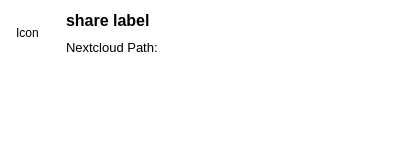
Qt form src/gui/sharedialog.ui (nextmcloud/desktop) before a commit.
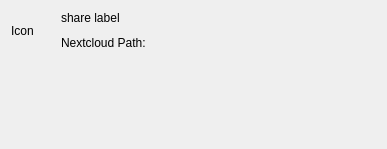
The same form after that commit.

What changed in the file:
```diff
--- a/src/gui/sharedialog.ui
+++ b/src/gui/sharedialog.ui
@@ -6,97 +6,33 @@
    <rect>
     <x>0</x>
     <y>0</y>
-    <width>401</width>
-    <height>180</height>
+    <width>391</width>
+    <height>222</height>
    </rect>
   </property>
   <property name="sizePolicy">
-   <sizepolicy hsizetype="Fixed" vsizetype="Preferred">
+   <sizepolicy hsizetype="Preferred" vsizetype="Expanding">
     <horstretch>0</horstretch>
     <verstretch>0</verstretch>
    </sizepolicy>
   </property>
-  <property name="palette">
-   <palette>
-    <active>
-     <colorrole role="Base">
-      <brush brushstyle="SolidPattern">
-       <color alpha="255">
-        <red>255</red>
-        <green>255</green>
-        <blue>255</blue>
-       </color>
-      </brush>
-     </colorrole>
-     <colorrole role="Window">
-      <brush brushstyle="SolidPattern">
-       <color alpha="255">
-        <red>255</red>
-        <green>255</green>
-        <blue>255</blue>
-       </color>
-      </brush>
-     </colorrole>
-    </active>
-    <inactive>
-     <colorrole role="Base">
-      <brush brushstyle="SolidPattern">
-       <color alpha="255">
-        <red>255</red>
-        <green>255</green>
-        <blue>255</blue>
-       </color>
-      </brush>
-     </colorrole>
-     <colorrole role="Window">
-      <brush brushstyle="SolidPattern">
-       <color alpha="255">
-        <red>255</red>
-        <green>255</green>
-        <blue>255</blue>
-       </color>
-      </brush>
-     </colorrole>
-    </inactive>
-    <disabled>
-     <colorrole role="Base">
-      <brush brushstyle="SolidPattern">
-       <color alpha="255">
-        <red>255</red>
-        <green>255</green>
-        <blue>255</blue>
-       </color>
-      </brush>
-     </colorrole>
-     <colorrole role="Window">
-      <brush brushstyle="SolidPattern">
-       <color alpha="255">
-        <red>255</red>
-        <green>255</green>
-        <blue>255</blue>
-       </color>
-      </brush>
-     </colorrole>
-    </disabled>
-   </palette>
-  </property>
   <layout class="QVBoxLayout" name="shareDialogVerticalLayout">
+   <property name="spacing">
+    <number>9</number>
+   </property>
    <property name="sizeConstraint">
     <enum>QLayout::SetFixedSize</enum>
    </property>
-   <property name="leftMargin">
-    <number>16</number>
-   </property>
-   <property name="rightMargin">
-    <number>16</number>
+   <property name="bottomMargin">
+    <number>24</number>
    </property>
    <item>
     <layout class="QVBoxLayout" name="verticalLayout">
      <property name="spacing">
-      <number>8</number>
+      <number>6</number>
      </property>
      <property name="sizeConstraint">
-      <enum>QLayout::SetFixedSize</enum>
+      <enum>QLayout::SetDefaultConstraint</enum>
      </property>
      <item>
       <layout class="QGridLayout" name="gridLayout" rowstretch="0,0" columnstretch="0,0">
@@ -112,72 +48,6 @@
        <property name="spacing">
         <number>10</number>
        </property>
-       <item row="0" column="1">
-        <widget class="QLabel" name="label_name">
-         <property name="sizePolicy">
-          <sizepolicy hsizetype="Minimum" vsizetype="Maximum">
-           <horstretch>0</horstretch>
-           <verstretch>0</verstretch>
-          </sizepolicy>
-         </property>
-         <property name="minimumSize">
-          <size>
-           <width>315</width>
-           <height>0</height>
-          </size>
-         </property>
-         <property name="font">
-          <font>
-           <family>Segoe UI</family>
-           <pointsize>12</pointsize>
-           <weight>75</weight>
-           <bold>true</bold>
-          </font>
-         </property>
-         <property name="text">
-          <string>share label</string>
-         </property>
-         <property name="textFormat">
-          <enum>Qt::PlainText</enum>
-         </property>
-         <property name="wordWrap">
-          <bool>true</bool>
-         </property>
-        </widget>
-       </item>
-       <item row="1" column="1">
-        <widget class="QLabel" name="label_sharePath">
-         <property name="sizePolicy">
-          <sizepolicy hsizetype="Minimum" vsizetype="Maximum">
-           <horstretch>0</horstretch>
-           <verstretch>0</verstretch>
-          </sizepolicy>
-         </property>
-         <property name="minimumSize">
-          <size>
-           <width>315</width>
-           <height>0</height>
-          </size>
-         </property>
-         <property name="font">
-          <font>
-           <family>Segoe UI</family>
-           <pointsize>10</pointsize>
-           <weight>50</weight>
-           <bold>false</bold>
-          </font>
-         </property>
-         <property name="text">
-          <string>Nextcloud Path:</string>
-         </property>
-         <property name="textFormat">
-          <enum>Qt::PlainText</enum>
-         </property>
-         <property name="wordWrap">
-          <bool>true</bool>
-         </property>
-        </widget>
-       </item>
        <item row="0" column="0" rowspan="2">
         <widget class="QLabel" name="label_icon">
          <property name="sizePolicy">
@@ -203,50 +73,112 @@
          </property>
         </widget>
        </item>
+       <item row="0" column="1">
+        <widget class="QLabel" name="label_name">
+         <property name="sizePolicy">
+          <sizepolicy hsizetype="Minimum" vsizetype="Maximum">
+           <horstretch>0</horstretch>
+           <verstretch>0</verstretch>
+          </sizepolicy>
+         </property>
+         <property name="minimumSize">
+          <size>
+           <width>315</width>
+           <height>0</height>
+          </size>
+         </property>
+         <property name="text">
+          <string>share label</string>
+         </property>
+         <property name="textFormat">
+          <enum>Qt::PlainText</enum>
+         </property>
+         <property name="wordWrap">
+          <bool>true</bool>
+         </property>
+        </widget>
+       </item>
+       <item row="1" column="1">
+        <widget class="QLabel" name="label_sharePath">
+         <property name="sizePolicy">
+          <sizepolicy hsizetype="Minimum" vsizetype="Maximum">
+           <horstretch>0</horstretch>
+           <verstretch>0</verstretch>
+          </sizepolicy>
+         </property>
+         <property name="minimumSize">
+          <size>
+           <width>315</width>
+           <height>0</height>
+          </size>
+         </property>
+         <property name="font">
+          <font>
+           <weight>50</weight>
+           <bold>false</bold>
+          </font>
+         </property>
+         <property name="text">
+          <string>Nextcloud Path:</string>
+         </property>
+         <property name="textFormat">
+          <enum>Qt::PlainText</enum>
+         </property>
+         <property name="wordWrap">
+          <bool>true</bool>
+         </property>
+        </widget>
+       </item>
       </layout>
      </item>
      <item>
-      <widget class="QScrollArea" name="scrollArea">
-       <property name="sizePolicy">
-        <sizepolicy hsizetype="Fixed" vsizetype="Fixed">
-         <horstretch>0</horstretch>
-         <verstretch>0</verstretch>
-        </sizepolicy>
+      <layout class="QVBoxLayout" name="scrollBarsVerticalLayout">
+       <property name="spacing">
+        <number>0</number>
        </property>
-       <property name="frameShape">
-        <enum>QFrame::NoFrame</enum>
-       </property>
-       <property name="horizontalScrollBarPolicy">
-        <enum>Qt::ScrollBarAlwaysOff</enum>
-       </property>
-       <property name="sizeAdjustPolicy">
-        <enum>QAbstractScrollArea::AdjustIgnored</enum>
-       </property>
-       <property name="widgetResizable">
-        <bool>true</bool>
-       </property>
-       <widget class="QWidget" name="scrollAreaWidgetContents">
-        <property name="geometry">
-         <rect>
-          <x>0</x>
-          <y>0</y>
-          <width>85</width>
-          <height>85</height>
-         </rect>
-        </property>
-        <layout class="QVBoxLayout" name="scrollAreaVerticalLayout">
-         <property name="spacing">
-          <number>0</number>
+       <item>
+        <widget class="QScrollArea" name="scrollArea">
+         <property name="sizePolicy">
+          <sizepolicy hsizetype="Fixed" vsizetype="Expanding">
+           <horstretch>0</horstretch>
+           <verstretch>0</verstretch>
+          </sizepolicy>
          </property>
-         <property name="topMargin">
-          <number>8</number>
+         <property name="styleSheet">
+          <string notr="true"/>
          </property>
-         <property name="bottomMargin">
-          <number>8</number>
+         <property name="frameShape">
+          <enum>QFrame::NoFrame</enum>
          </property>
-        </layout>
-       </widget>
-      </widget>
+         <property name="frameShadow">
+          <enum>QFrame::Plain</enum>
+         </property>
+         <property name="lineWidth">
+          <number>1</number>
+         </property>
+         <property name="horizontalScrollBarPolicy">
+          <enum>Qt::ScrollBarAlwaysOff</enum>
+         </property>
+         <property name="sizeAdjustPolicy">
+          <enum>QAbstractScrollArea::AdjustToContents</enum>
+         </property>
+         <property name="widgetResizable">
+          <bool>true</bool>
+         </property>
+         <widget class="QWidget" name="scrollAreaWidgetContents">
+          <property name="geometry">
+           <rect>
+            <x>0</x>
+            <y>0</y>
+            <width>85</width>
+            <height>133</height>
+           </rect>
+          </property>
+          <layout class="QVBoxLayout" name="scrollAreaVerticalLayout"/>
+         </widget>
+        </widget>
+       </item>
+      </layout>
      </item>
     </layout>
    </item>
```
